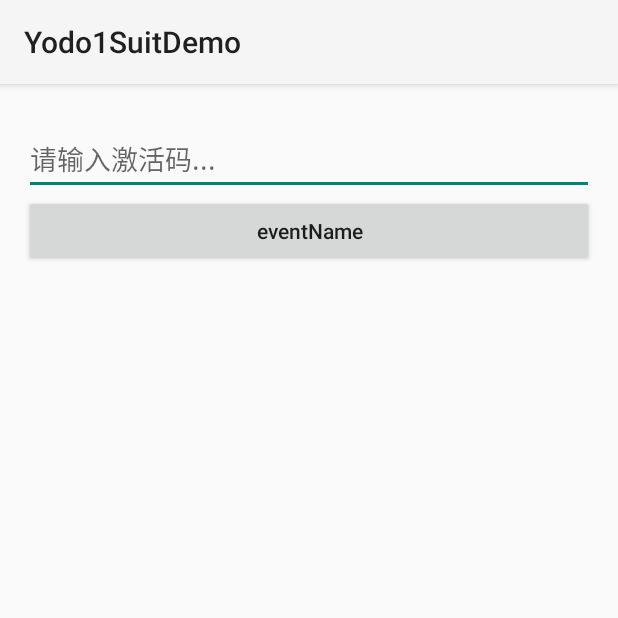
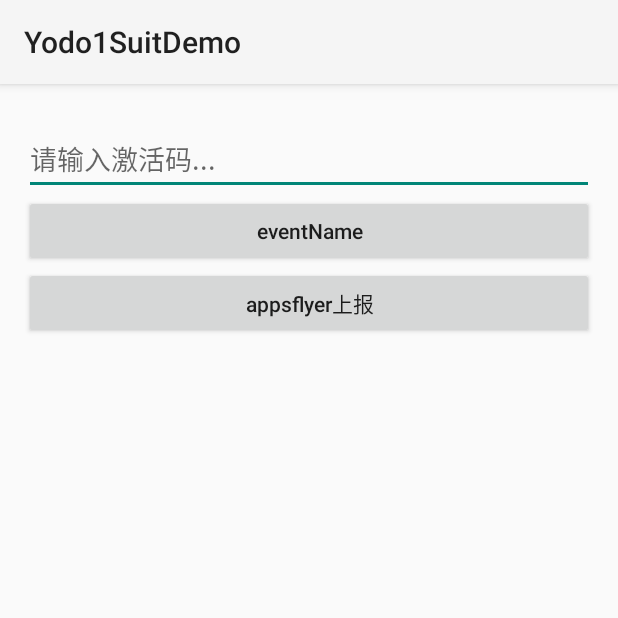
Before and after one commit to Yodo1Games/Yodo1-Suit-SDK-Android-Demo, an Android app: the fragment FragmentAnalytics shown on its own in the app's theme, after a tap on "eventName", on a phone screen of 412 x 824 dp, the top half of it. Run offline under Robolectric (Android 15) with nearby library versions, the phone set to English and light mode, and no system bars; libraries missing offline, so code that uses them is left out: com.yodo1.android; 1 statement that could not run was skipped.

Commit message:
add AF report button.

```diff
--- a/app/src/main/java/com/yodo1/demo/FragmentAnalytics.java
+++ b/app/src/main/java/com/yodo1/demo/FragmentAnalytics.java
@@ -9,6 +9,8 @@ import android.view.ViewGroup;
 import android.widget.EditText;
 
 import androidx.fragment.app.Fragment;
+
+import com.yodo1.android.sdk.open.Yodo1Analytics;
 
 
 /**
@@ -39,13 +41,40 @@ public class FragmentAnalytics extends Fragment implements View.OnClickListener
         body = inflater.inflate(R.layout.fragment_analytics, container, false);
         editText = body.findViewById(R.id.et_activation_code);
         body.findViewById(R.id.eventname).setOnClickListener(this);
+        body.findViewById(R.id.appsflyer).setOnClickListener(this);
         return body;
     }
 
     @Override
     public void onClick(View v) {
+        String ets = editText.getText().toString();
         switch (v.getId()) {
             case R.id.eventname:
+                Yodo1Analytics.onCustomEvent(mContext,ets);
+//                Yodo1Analytics.onCustomEvent(ets,jsonData);
+//
+//                Yodo1Analytics.onChargeFail(orderId);
+//                Yodo1Analytics.onChargeRequest(order,itemid,currencyAmount,crrencyType,virualCurrencyAmount,paymentType);
+//                Yodo1Analytics.onChargeSuccess(orderId);
+//                Yodo1Analytics.onPurchase(itemId,buyNum,gamecoin);
+//                Yodo1Analytics.onValidateInAppPurchase(publicKey,siganature,purchaseData,price,currency);
+//
+//                Yodo1Analytics.onMissionBegion(missionId);
+//                Yodo1Analytics.onMissionCompleted(missionid);
+//                Yodo1Analytics.onMissionFailed(missionid,cause);
+//                Yodo1Analytics.onReward(gamecoin,trigger,reason);
+//                Yodo1Analytics.onUseItem(itemid,useNum,gamecoin);
+//
+//                Yodo1Analytics.login(account);
+//                Yodo1Analytics.logout();
+//                Yodo1Analytics.setAccount(account);
+                break;
+            case R.id.appsflyer:
+                Yodo1Analytics.onCustomEventAppsflyer("test",null);
+
+//                Yodo1Analytics.setDoNotSell(false);
+//                Yodo1Analytics.setAgeRestrictedUser(false);
+//                Yodo1Analytics.setHasUserConsent(false);
                 break;
             default:
         }
--- a/app/src/main/res/layout/fragment_analytics.xml
+++ b/app/src/main/res/layout/fragment_analytics.xml
@@ -31,6 +31,13 @@
             android:text="eventName"
             android:textAllCaps="false" />
 
+        <Button
+            android:id="@+id/appsflyer"
+            android:layout_width="fill_parent"
+            android:layout_height="wrap_content"
+            android:text="appsflyer上报"
+            android:textAllCaps="false" />
+
 
     </LinearLayout>
 </ScrollView>
```
